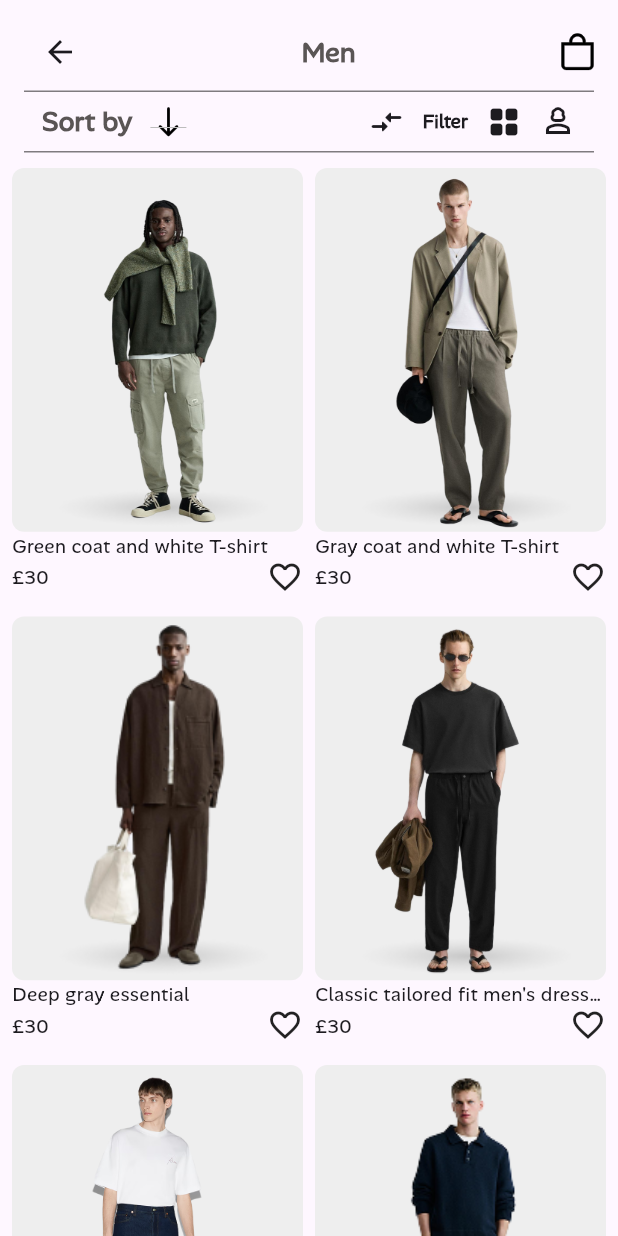
After one commit to MohammedHafiz27/runway_fashion, a Flutter app: the CategoriesDetailsPage screen opened by its route, on a phone screen of 412 x 824 dp. The commit adds this screen. Run offline on Flutter 3.47's test engine with Material 3 defaults, Android fonts, the phone set to English and light mode, and no system bars; our stand-ins replace flutter_svg, go_router, video_player.

Commit message:
Categories done

```diff
--- a/lib/Core/utils/app_route.dart
+++ b/lib/Core/utils/app_route.dart
@@ -1,11 +1,13 @@
 import 'package:flutter/material.dart';
 import 'package:go_router/go_router.dart';
+import 'package:runway_fashion/Features/categories_details_page/presentation/views/categories_details_page.dart';
 import 'package:runway_fashion/Features/home_page/presentation/views/home_page.dart';
 import 'package:runway_fashion/Features/splash_screen/presentation/views/splash_screen.dart';
 
 abstract class AppRoute {
   static const String splashScreen = '/';
   static const String homeScreen = '/homeScreen';
+  static const String categoriesDetailsScreen = '/categoriesDetailsScreen';
   static GoRouter router = GoRouter(
     routes: [
       GoRoute(
@@ -20,6 +22,12 @@ abstract class AppRoute {
               return HomePage();
             },
           ),
+          GoRoute(
+            path: categoriesDetailsScreen,
+            builder: (context, state) {
+              return CategoriesDetailsPage();
+            },
+          ),
         ],
       ),
     ],
--- a/lib/Core/utils/assets.dart
+++ b/lib/Core/utils/assets.dart
@@ -4,7 +4,8 @@ class Assets {
 
   static const String imagesBarChart = "assets/images/bar-chart.svg";
 
-  static const String imagesClassicTailoredFitMenDressShirt = "assets/images/Classic Tailored Fit Men's Dress Shirt.png";
+  static const String imagesClassicTailoredFitMenDressShirt =
+      "assets/images/Classic Tailored Fit Men's Dress Shirt.png";
 
   static const String imagesDeals = "assets/images/deals.png";
 
@@ -17,6 +18,8 @@ class Assets {
   static const String imagesHome = "assets/images/home.png";
 
   static const String imagesKids = "assets/images/kids.png";
+
+  static const String imagesbag = "assets/images/bag.svg";
 
   static const String imagesLightweightMenPufferJacket = "assets/images/Lightweight Men's Puffer Jacket.png";
 
@@ -35,4 +38,6 @@ class Assets {
   static const String imagesWhiteTShirt = "assets/images/white_T-shirt.png";
 
   static const String imagesWoman = "assets/images/woman.png";
+
+  static const String imagesShadow = "assets/images/shadow.png";
 }
--- /dev/null
+++ b/lib/Features/categories_details_page/data/models/product_model.dart
@@ -0,0 +1,5 @@
+class ProductModel {
+  final String image, title, price;
+
+  ProductModel({required this.image, required this.title, required this.price});
+}
--- /dev/null
+++ b/lib/Features/categories_details_page/presentation/views/categories_details_page.dart
@@ -0,0 +1,23 @@
+import 'package:flutter/material.dart';
+import 'package:runway_fashion/Features/categories_details_page/presentation/views/widgets/cateogries_details_body.dart';
+import 'package:runway_fashion/Features/categories_details_page/presentation/views/widgets/custom_row_for_app_bar.dart';
+
+class CategoriesDetailsPage extends StatelessWidget {
+  const CategoriesDetailsPage({super.key});
+
+  @override
+  Widget build(BuildContext context) {
+    return Scaffold(
+      appBar: AppBar(
+        scrolledUnderElevation: 0,
+        elevation: 0,
+        backgroundColor: Colors.transparent,
+        toolbarHeight: 56 * 2,
+        leadingWidth: 0,
+        leading: SizedBox.shrink(),
+        title: CustomAppBar(),
+      ),
+      body: CategoriesDetailsBody(),
+    );
+  }
+}
--- /dev/null
+++ b/lib/Features/categories_details_page/presentation/views/widgets/cateogries_details_body.dart
@@ -0,0 +1,38 @@
+import 'package:flutter/material.dart';
+import 'package:runway_fashion/Core/utils/assets.dart';
+import 'package:runway_fashion/Features/categories_details_page/data/models/product_model.dart';
+import 'package:runway_fashion/Features/categories_details_page/presentation/views/widgets/product_item.dart';
+
+class CategoriesDetailsBody extends StatelessWidget {
+  const CategoriesDetailsBody({super.key});
+
+  static final List<ProductModel> products = [
+    ProductModel(image: Assets.imagesGreenCoatAndWhiteTShirt, title: "Green coat and white T-shirt", price: "£30"),
+    ProductModel(image: Assets.imagesGrayCoatAndWhiteTShirtpng, title: "Gray coat and white T-shirt", price: "£30"),
+    ProductModel(image: Assets.imagesDeepGrayEssential, title: "Deep gray essential", price: "£30"),
+    ProductModel(
+      image: Assets.imagesClassicTailoredFitMenDressShirt,
+      title: "Classic tailored fit men's dress shirt",
+      price: "£30",
+    ),
+    ProductModel(image: Assets.imagesWhiteTShirt, title: "White T-shirt", price: "£30"),
+    ProductModel(image: Assets.imagesTopManBlackWithTrous, title: "Topman black with trousers", price: "£30"),
+  ];
+
+  @override
+  Widget build(BuildContext context) {
+    return Padding(
+      padding: const EdgeInsets.symmetric(horizontal: 8),
+      child: GridView.builder(
+        itemCount: products.length,
+        gridDelegate: SliverGridDelegateWithMaxCrossAxisExtent(
+          mainAxisSpacing: 8,
+          crossAxisSpacing: 8,
+          childAspectRatio: 200 / 300,
+          maxCrossAxisExtent: 300,
+        ),
+        itemBuilder: (context, index) => ProductItem(productModel: products[index]),
+      ),
+    );
+  }
+}
--- /dev/null
+++ b/lib/Features/categories_details_page/presentation/views/widgets/product_item.dart
@@ -0,0 +1,44 @@
+import 'package:flutter/material.dart';
+import 'package:runway_fashion/Core/utils/app_styles.dart';
+import 'package:runway_fashion/Core/utils/assets.dart';
+import 'package:runway_fashion/Features/categories_details_page/data/models/product_model.dart';
+
+class ProductItem extends StatelessWidget {
+  const ProductItem({super.key, required this.productModel});
+  final ProductModel productModel;
+  @override
+  Widget build(BuildContext context) {
+    return Column(
+      crossAxisAlignment: CrossAxisAlignment.start,
+      children: [
+        AspectRatio(
+          aspectRatio: 200 / 250,
+          child: Container(
+            decoration: BoxDecoration(color: Colors.grey.shade200, borderRadius: BorderRadius.circular(8)),
+
+            child: Stack(
+              fit: StackFit.expand,
+              children: [
+                Positioned(bottom: 0, right: 0, left: 10, child: Image.asset(Assets.imagesShadow)),
+                Image.asset(productModel.image, height: 250),
+              ],
+            ),
+          ),
+        ),
+        Text(productModel.title, maxLines: 1, overflow: TextOverflow.ellipsis, style: AppStyles.styleMedium14(context)),
+        Row(
+          mainAxisAlignment: MainAxisAlignment.spaceBetween,
+          children: [
+            Text(
+              productModel.price,
+              maxLines: 1,
+              overflow: TextOverflow.ellipsis,
+              style: AppStyles.styleMedium14(context),
+            ),
+            Icon(Icons.favorite_border),
+          ],
+        ),
+      ],
+    );
+  }
+}
--- a/lib/Features/home_page/presentation/views/widgets/categories_item_builder.dart
+++ b/lib/Features/home_page/presentation/views/widgets/categories_item_builder.dart
@@ -1,4 +1,6 @@
 import 'package:flutter/material.dart';
+import 'package:go_router/go_router.dart';
+import 'package:runway_fashion/Core/utils/app_route.dart';
 import 'package:runway_fashion/Core/utils/assets.dart';
 import 'package:runway_fashion/Features/home_page/data/models/categories_model.dart';
 import 'package:runway_fashion/Features/home_page/presentation/views/widgets/categories_item.dart';
@@ -20,7 +22,10 @@ class CategoriesItemBuilder extends StatelessWidget {
       itemBuilder: (context, index) {
         return Padding(
           padding: const EdgeInsets.symmetric(horizontal: 8),
-          child: CategoriesItem(image: categories[index].image, title: categories[index].title),
+          child: GestureDetector(
+            onTap: () => context.push(AppRoute.categoriesDetailsScreen),
+            child: CategoriesItem(image: categories[index].image, title: categories[index].title),
+          ),
         );
       },
     );
```
Also changed, not shown: assets/images/bag.svg (added), assets/images/shadow.png (added).
